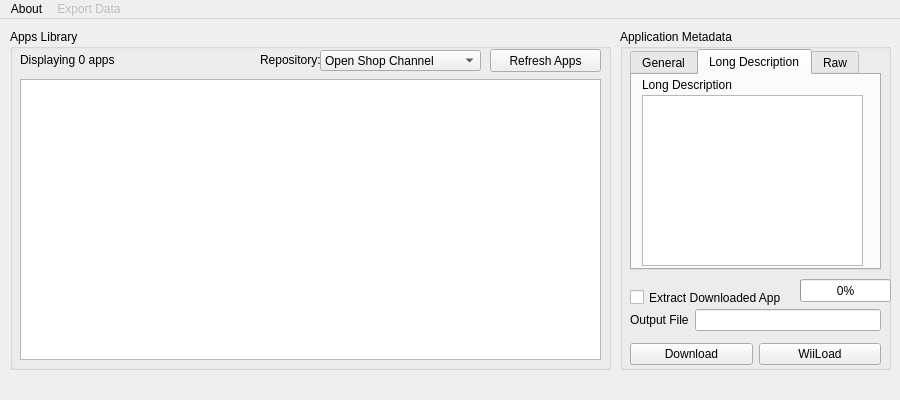
dhtdht020/osc-dl, file gui/united.ui: the form before one commit.
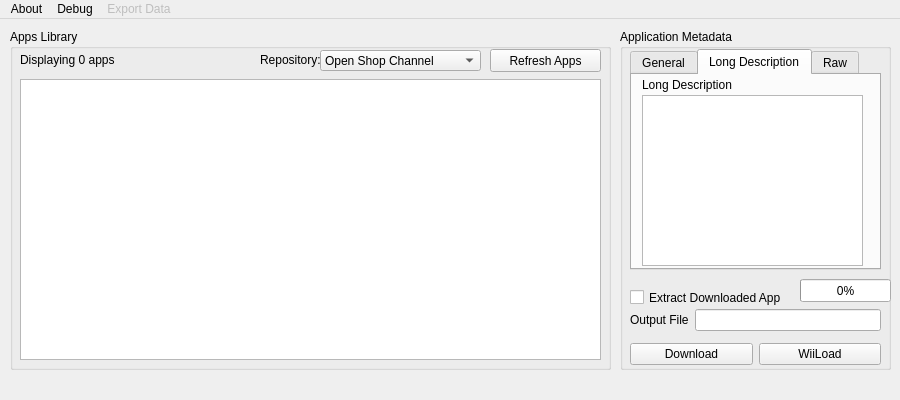
The form after the commit. The open tabs and pages were chosen to show the change.

Commit message: GUI: Added basic logging functionality

Diff of the .ui file:
```diff
--- a/gui/united.ui
+++ b/gui/united.ui
@@ -500,7 +500,7 @@
      <x>0</x>
      <y>0</y>
      <width>900</width>
-     <height>25</height>
+     <height>21</height>
     </rect>
    </property>
    <widget class="QMenu" name="menuAbout">
@@ -524,7 +524,15 @@
     </widget>
     <addaction name="menuApplication_List"/>
    </widget>
+   <widget class="QMenu" name="menuDebug">
+    <property name="title">
+     <string>Debug</string>
+    </property>
+    <addaction name="actionEnable_Log_File"/>
+    <addaction name="actionClear_Log"/>
+   </widget>
    <addaction name="menuAbout"/>
+   <addaction name="menuDebug"/>
    <addaction name="menuExport"/>
   </widget>
   <widget class="QStatusBar" name="statusBar">
```
Left out of the diff: 29 changed lines with no effect on the pictures. The commit also changes 2 other files.
